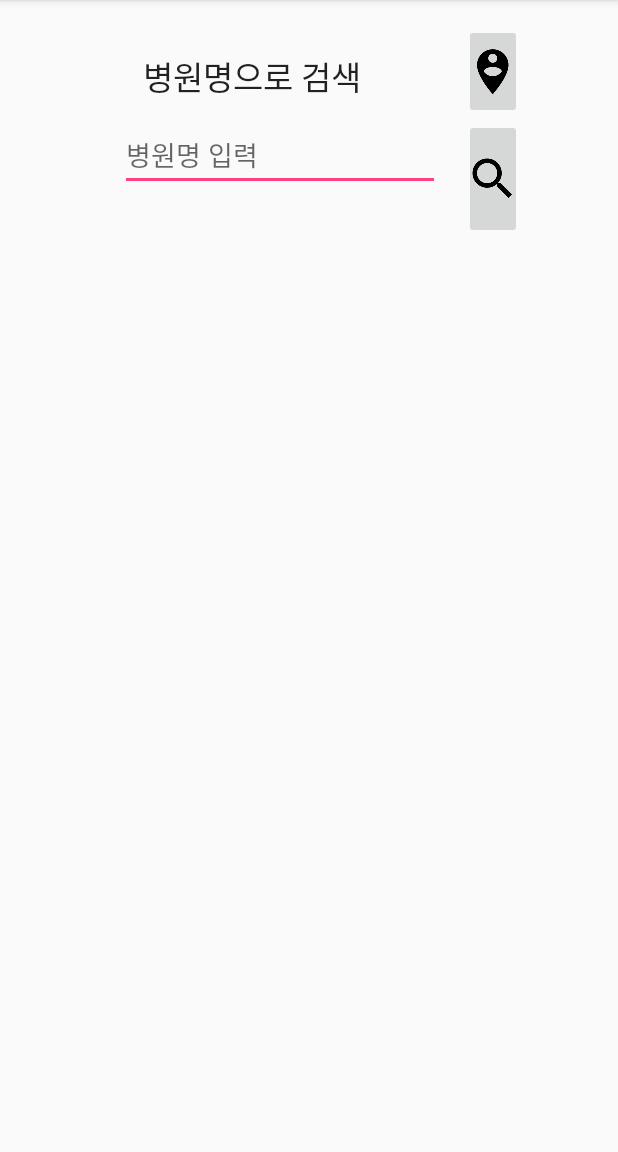
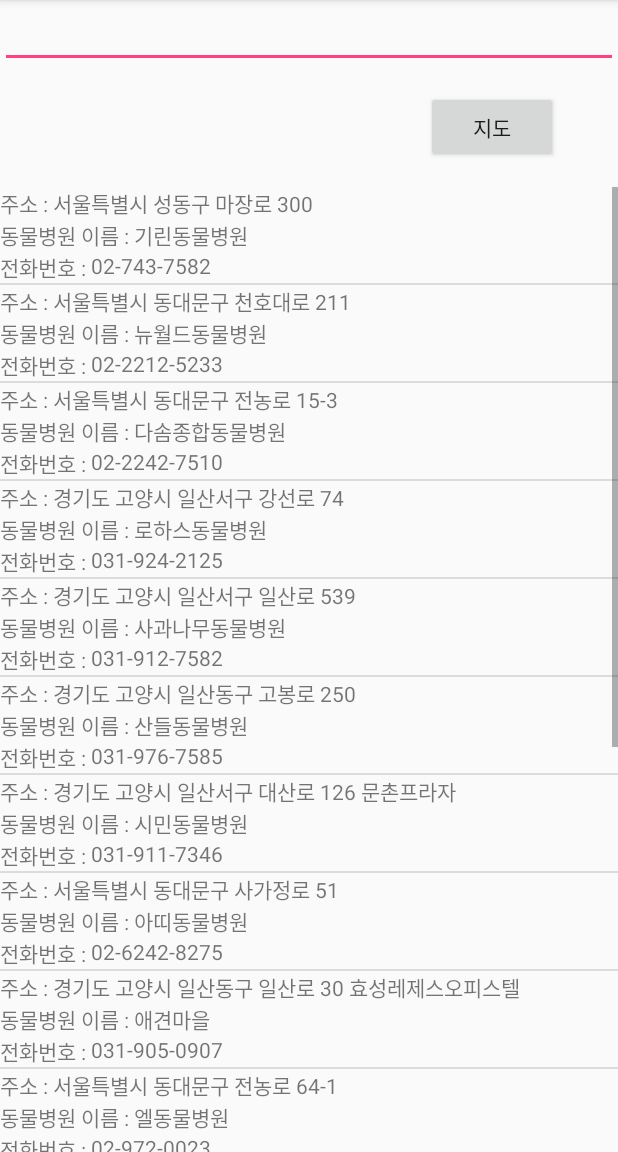
Before and after one commit to TakoJ/priend, an Android app: the VetActivity screen opened directly, with no data from a screen before it, on a phone screen of 412 x 824 dp, the part 84-1236 px from its top. Run offline under Robolectric (Android 15) with nearby library versions, the phone set to English and light mode, and no system bars.

Commit message:
finishes vet searching, 디자인만 손보면 됩니다

```diff
--- a/app/src/main/java/com/example/management/VetActivity.java
+++ b/app/src/main/java/com/example/management/VetActivity.java
@@ -1,7 +1,6 @@
 package com.example.management;
 
 import android.Manifest;
-import android.content.Context;
 import android.content.Intent;
 import android.content.pm.PackageManager;
 import android.os.Bundle;
@@ -9,21 +8,89 @@ import android.support.annotation.NonNull;
 import android.support.v4.app.ActivityCompat;
 import android.support.v4.content.ContextCompat;
 import android.support.v7.app.AppCompatActivity;
+import android.text.Editable;
+import android.text.TextWatcher;
 import android.view.View;
-import android.widget.ImageButton;
+import android.widget.Button;
+import android.widget.EditText;
+import android.widget.ListView;
+
+import java.util.ArrayList;
+import java.util.Locale;
 
 public class VetActivity extends AppCompatActivity {
-    ImageButton searchVetButton;
-    ImageButton mapButton;
-    private final Context context = this;
+
+    ListView list;
+    EditText editsearch;
+    String[] vetName;
+    String[] vetAddr;
+    String[] vetTel;
+    ArrayList<VetlistItem> arrayList= new ArrayList<>();
+    Button mapButton;
 
     @Override
     protected void onCreate(Bundle savedInstanceState) {
         super.onCreate(savedInstanceState);
-        setContentView(R.layout.activity_search);
+        setContentView(R.layout.activity_vet);
 
-        searchVetButton = (ImageButton) findViewById(R.id.SearchVetButton);
-        mapButton = (ImageButton) findViewById(R.id.mapButton);
+        mapButton = (Button) findViewById(R.id.mapButton);
+
+        //generate sample data
+        vetName = new String[]{ "기린동물병원","뉴월드동물병원","다솜종합동물병원","로하스동물병원","사과나무동물병원",
+                "산들동물병원","시민동물병원","아띠동물병원","애견마을","엘동물병원","이용철동물병원","일산제일동물병원",
+                "제연동물병원","초원동물병원","한사랑동물병원","한양동물메디컬센터","LC동물메디컬센터"};
+
+        vetAddr = new String[]{"서울특별시 성동구 마장로 300", "서울특별시 동대문구 천호대로 211",
+                "서울특별시 동대문구 전농로 15-3", "경기도 고양시 일산서구 강선로 74 ","경기도 고양시 일산서구 일산로 539",
+                "경기도 고양시 일산동구 고봉로 250","경기도 고양시 일산서구 대산로 126 문촌프라자",
+                "서울특별시 동대문구 사가정로 51","경기도 고양시 일산동구 일산로 30 효성레제스오피스텔","서울특별시 동대문구 전농로 64-1"
+                ,"서울특별시 동대문구 고산자로 391","경기도 고양시 일산서구 고양대로 692","경기도 고양시 일산서구 일산동 1065-123",
+                "서울특별시 동대문구 답십리로 77","경기도 고양시 일산서구 일산로 589 현대프라자","서울특별시 성북구 성북로 27 동방빌딩",
+                "서울특별시 성동구 왕십리로 282","서울특별시 성동구 천호대로 288"};
+
+        vetTel= new String[] {"02-743-7582", "02-2212-5233", "02-2242-7510", "031-924-2125",
+                "031-912-7582","031-976-7585","031-911-7346","02-6242-8275","031-905-0907","02-972-0023","02-3295-3927"
+                ,"031-975-1475","031-913-7266","02-2242-7975","031-911-8766","02-743-7582","02-2281-5200",
+                "02-3394-7530"};
+        list = (ListView) findViewById(R.id.vetList);
+
+        for (int i = 0; i < vetName.length; i++) {
+            VetlistItem item = new VetlistItem(vetAddr[i], vetName[i], vetTel[i]);
+            //bind all strings into an array
+            arrayList.add(item);
+        }
+
+        //pass result to adapter class
+        final VetlistAdapter adapter = new VetlistAdapter(this, arrayList);
+
+        //bind the adapter to the listview
+        list.setAdapter(adapter);
+
+        //Locate the edittext in listview xml
+        editsearch = (EditText) findViewById(R.id.listSearch);
+
+        //capture text in edittext
+        editsearch.addTextChangedListener(new TextWatcher() {
+            @Override
+            public void beforeTextChanged(CharSequence s, int start, int count, int after) {
+            }
+
+            @Override
+            public void onTextChanged(CharSequence s, int start, int before, int count) {
+            }
+
+            @Override
+            public void afterTextChanged(Editable s) {
+                String text = editsearch.getText().toString().toLowerCase(Locale.getDefault());
+                if (text.length()>0){
+                    adapter.filter(text);
+                }
+                else{
+                    final VetlistAdapter initadapter = new VetlistAdapter(getApplicationContext(), arrayList);
+                    list.setAdapter(initadapter);
+                }
+            }
+        });
 
         //permission code for android version 6.0
 
@@ -38,22 +105,15 @@ public class VetActivity extends AppCompatActivity {
             ActivityCompat.requestPermissions(this, new String[]{Manifest.permission.ACCESS_FINE_LOCATION}, 10);
         }
 
-        searchVetButton.setOnClickListener(new View.OnClickListener() {
-            @Override
-            public void onClick(View view) {
-                Intent intent = new Intent(context, VetlistActivity.class);
-                startActivity(intent);
-            }
-        });
-
         mapButton.setOnClickListener(new View.OnClickListener() {
             @Override
             public void onClick(View view) {
-                Intent intent = new Intent(context, mapActivity.class);
+                Intent intent = new Intent(getApplicationContext(), mapActivity.class);
                 startActivity(intent);
             }
         });
     }
+
 
     //set the permission
     @Override
@@ -67,4 +127,5 @@ public class VetActivity extends AppCompatActivity {
             return;
         }
     }
+
 }
--- a/app/src/main/java/com/example/management/VetlistAdapter.java
+++ b/app/src/main/java/com/example/management/VetlistAdapter.java
@@ -1,37 +1,52 @@
 package com.example.management;
 
+/**
+ * Created by Chaewon on 2017-06-08.
+ */
+
 import android.content.Context;
+import android.content.Intent;
 import android.view.LayoutInflater;
 import android.view.View;
+import android.view.View.OnClickListener;
 import android.view.ViewGroup;
 import android.widget.BaseAdapter;
 import android.widget.TextView;
 
 import java.util.ArrayList;
-
-/**
- * Created by Chaewon on 2017-05-18.
- */
+import java.util.List;
+import java.util.Locale;
 
 public class VetlistAdapter extends BaseAdapter {
-    private LayoutInflater listInflater;
-    private ArrayList<VetlistItem> data;
-    private int layout;
 
-    public VetlistAdapter(Context context, int layout, ArrayList<VetlistItem> data){
-        this.listInflater= (LayoutInflater) context.getSystemService(Context.LAYOUT_INFLATER_SERVICE);
-        this.data= data;
-        this.layout= layout;
-    } //constructer of this class
+    //declare variables
+    Context mcontext;
+    LayoutInflater inflater;
+    private List<VetlistItem> items= null;
+    private ArrayList<VetlistItem> arrayList;
+
+    public VetlistAdapter(Context context, List<VetlistItem> item){
+        mcontext= context;
+        this.items= item;
+        inflater= LayoutInflater.from(mcontext);
+        this.arrayList= new ArrayList<>();
+        this.arrayList.addAll(item);
+    }
+
+    public class ViewHolder{
+        TextView vetName;
+        TextView vetAddr;
+        TextView vetTel;
+    }
 
     @Override
     public int getCount(){
-        return data.size();
-    } //return the number of data used in Adapter
+        return items.size();
+    }
 
     @Override
-    public String getItem(int position){
-        return data.get(position).getName();
+    public VetlistItem getItem(int position){
+        return items.get(position);
     }
 
     @Override
@@ -39,27 +54,53 @@ public class VetlistAdapter extends BaseAdapter {
         return position;
     }
 
-    @Override
-    public View getView(int position, View convertView, ViewGroup parent) {
-        if (convertView == null) {
-            convertView = listInflater.inflate(layout, parent, false);
-        } //return the view usd for print out data in the exact position
+    public View getView(final int position, View view, ViewGroup parent){
+        final ViewHolder holder;
+        if (view==null){
+            holder= new ViewHolder();
+            view= inflater.inflate(R.layout.vetlist_item, null);
+            //locate textviews into vetlist_itemxml
+            holder.vetName= (TextView) view.findViewById(R.id.vetName);
+            holder.vetAddr= (TextView) view.findViewById(R.id.vetAddr);
+            holder.vetTel= (TextView) view.findViewById(R.id.vetTel);
+            view.setTag(holder);
+        }
+        else{
+            holder= (ViewHolder) view.getTag();
+        }
+        //set the results into textviews
+        holder.vetName.setText(items.get(position).getName());
+        holder.vetAddr.setText(items.get(position).getAddr());
+        holder.vetTel.setText(items.get(position).getTel());
 
-        VetlistItem listviewitem = data.get(position);
-
-        TextView name = (TextView) convertView.findViewById(R.id.VetName);
-        name.setText(listviewitem.getName());
-
-        return convertView;
-    }
-    public void addItem(String name, String addr, String tel){
-        VetlistItem item= new VetlistItem();
-
-        item.setName(name);
-        item.setAddr(addr);
-        item.setTel(tel);
-
-        data.add(item);
+        view.setOnClickListener(new OnClickListener() {
+            @Override
+            public void onClick(View v) {
+                Intent intent= new Intent(mcontext, VetInfoActivity.class);
+                intent.putExtra("vetName", (items.get(position).getName()));
+                intent.putExtra("vetAddress", (items.get(position).getAddr()));
+                intent.putExtra("vetTel", (items.get(position).getTel()));
+                mcontext.startActivity(intent);
+            }
+        });
+        return view;
     }
 
+    //filter class
+
+    public void filter(String charText){
+        charText= charText.toLowerCase(Locale.getDefault());
+        items.clear();
+        if (charText.length()==0){
+            items.addAll(arrayList);
+        }
+        else{
+            for (VetlistItem item: arrayList){
+                if (item.getAddr().toLowerCase(Locale.getDefault()).contains(charText)){
+                    items.add(item);
+                }
+            }
+        }
+        notifyDataSetChanged();
+    }
 }
--- a/app/src/main/java/com/example/management/VetlistItem.java
+++ b/app/src/main/java/com/example/management/VetlistItem.java
@@ -1,42 +1,27 @@
 package com.example.management;
 
 /**
- * Created by Chaewon on 2017-05-31.
+ * Created by Chaewon on 2017-06-08.
  */
 
 public class VetlistItem {
-    private String VetName;
-    private String VetAddress;
-    private String VetTel;
+    private String vetName;
+    private String vetAddr;
+    private String vetTel;
 
-    //constructer of the VetlistItem class.
-    /*public VetlistItem(String name) {
-        super();
-        this.VetName = name;
-        }
-        */
+    public VetlistItem(String vetName, String vetAddr, String vetTel){
+        this.vetName= vetName;
+        this.vetAddr= vetAddr;
+        this.vetTel= vetTel;
+    }
 
-    public String getName() {
-        return VetName;
-    } //return the name of the veterinary
-
-    public void setName(String name) {
-        this.VetName = name;
-    }// store the name of the veterinary
+    public String getName(){
+        return this.vetName;
+    }
 
     public String getAddr(){
-        return VetAddress;
+        return this.vetAddr;
     }
 
-    public void setAddr(String addr){
-        this.VetAddress= addr;
-    }
-
-    public String getTel(){
-        return VetTel;
-    }
-
-    public void setTel(String tel){
-        this.VetTel= tel;
-    }
+    public String getTel(){return this.vetTel;}
 }
--- a/app/src/main/res/layout/activity_search.xml
+++ /dev/null
@@ -1,62 +0,0 @@
-<?xml version="1.0" encoding="utf-8"?>
-<RelativeLayout xmlns:android="http://schemas.android.com/apk/res/android"
-    xmlns:app="http://schemas.android.com/apk/res-auto"
-    xmlns:tools="http://schemas.android.com/tools"
-    android:id="@+id/activity_search"
-    android:layout_width="match_parent"
-    android:layout_height="match_parent"
-    android:paddingBottom="16dp"
-    android:paddingLeft="64dp"
-    android:paddingRight="64dp"
-    android:paddingTop="16dp"
-    tools:context="com.example.management.VetActivity">
-
-    <TextView
-        android:text="병원명으로 검색"
-        android:layout_width="wrap_content"
-        android:layout_height="wrap_content"
-        android:layout_marginLeft="31dp"
-        android:layout_marginStart="31dp"
-        android:layout_marginTop="18dp"
-        android:id="@+id/SearchVet"
-        android:layout_alignParentTop="true"
-        android:layout_alignParentLeft="true"
-        android:layout_alignParentStart="true"
-        android:textAppearance="@android:style/TextAppearance.DeviceDefault.Large" />
-
-    <EditText
-        android:layout_width="wrap_content"
-        android:layout_height="wrap_content"
-        android:inputType="textPersonName"
-        android:ems="10"
-        android:layout_marginLeft="16dp"
-        android:layout_marginStart="16dp"
-        android:layout_marginTop="12dp"
-        android:id="@+id/SearchVetName"
-        android:hint="병원명 입력"
-        android:layout_below="@+id/SearchVet"
-        android:layout_alignParentLeft="true"
-        android:layout_alignParentStart="true" />
-
-    <ImageButton
-        android:layout_width="80dp"
-        android:layout_height="80dp"
-        app:srcCompat="@android:drawable/ic_menu_search"
-        android:layout_alignTop="@+id/SearchVetName"
-        android:layout_toRightOf="@+id/SearchVetName"
-        android:layout_toEndOf="@+id/SearchVetName"
-        android:layout_marginLeft="16dp"
-        android:layout_marginStart="16dp"
-        android:id="@+id/SearchVetButton"
-        android:src="@mipmap/ic_search_black_36dp"/>
-
-    <ImageButton
-        android:layout_width="80dp"
-        android:layout_height="80dp"
-        app:srcCompat="@android:drawable/ic_menu_mapmode"
-        android:layout_above="@+id/SearchVetButton"
-        android:layout_alignLeft="@+id/SearchVetButton"
-        android:layout_alignStart="@+id/SearchVetButton"
-        android:id="@+id/mapButton"
-        android:src="@mipmap/ic_person_pin_circle_black_36dp"/>
-</RelativeLayout>
--- /dev/null
+++ b/app/src/main/res/layout/activity_vet.xml
@@ -0,0 +1,40 @@
+<?xml version="1.0" encoding="utf-8"?>
+<RelativeLayout
+    xmlns:android="http://schemas.android.com/apk/res/android"
+    xmlns:app="http://schemas.android.com/apk/res-auto"
+    xmlns:tools="http://schemas.android.com/tools"
+    android:layout_width="match_parent"
+    android:layout_height="match_parent"
+    tools:context="com.example.management.VetActivity">
+
+
+    <EditText
+            android:id="@+id/listSearch"
+            android:layout_width="fill_parent"
+            android:layout_height="wrap_content"
+            android:layout_alignParentLeft="true"
+            android:layout_alignParentStart="true" />
+        <ListView
+            android:id="@+id/vetList"
+            android:layout_width="fill_parent"
+            android:layout_height="fill_parent"
+            android:textFilterEnabled="true"
+            android:layout_marginTop="16dp"
+            android:layout_below="@+id/mapButton"
+            android:layout_alignParentLeft="true"
+            android:layout_alignParentStart="true" />
+    <Button
+        android:id="@+id/mapButton"
+        android:layout_height="wrap_content"
+        android:layout_width="wrap_content"
+        android:text="지도"
+        tools:layout_editor_absoluteY="127dp"
+        tools:layout_editor_absoluteX="264dp"
+        android:layout_marginRight="40dp"
+        android:layout_marginEnd="40dp"
+        android:layout_below="@+id/listSearch"
+        android:layout_alignParentRight="true"
+        android:layout_alignParentEnd="true"
+        android:layout_marginTop="15dp" />
+
+</RelativeLayout>
--- /dev/null
+++ b/app/src/main/res/layout/vetlist_item.xml
@@ -0,0 +1,47 @@
+<?xml version="1.0" encoding="utf-8"?>
+<RelativeLayout xmlns:android="http://schemas.android.com/apk/res/android"
+    android:layout_width="fill_parent"
+    android:layout_height="fill_parent" >
+
+    <TextView
+        android:id="@+id/namelabel"
+        android:layout_width="wrap_content"
+        android:layout_height="wrap_content"
+        android:text="@string/addrlabel"/>
+
+    <TextView
+        android:id="@+id/vetName"
+        android:layout_width="wrap_content"
+        android:layout_height="wrap_content"
+        android:layout_toRightOf="@+id/namelabel" />
+
+    <TextView
+    android:id="@+id/addrlabel"
+    android:layout_width="wrap_content"
+    android:layout_height="wrap_content"
+    android:layout_below="@+id/namelabel"
+    android:text="@string/namelabel"
+    />
+
+    <TextView
+        android:id="@+id/vetAddr"
+        android:layout_width="wrap_content"
+        android:layout_height="wrap_content"
+        android:layout_below="@+id/vetName"
+        android:layout_toRightOf="@+id/addrlabel" />
+
+    <TextView
+        android:id="@+id/tellabel"
+        android:layout_width="wrap_content"
+        android:layout_height="wrap_content"
+        android:layout_below="@+id/addrlabel"
+        android:text="@string/tellabel"
+        />
+    <TextView
+        android:id="@+id/vetTel"
+        android:layout_width="wrap_content"
+        android:layout_height="wrap_content"
+        android:layout_below="@+id/vetAddr"
+        android:layout_toRightOf="@+id/tellabel" />
+
+</RelativeLayout>
--- a/app/src/main/res/values/strings.xml
+++ b/app/src/main/res/values/strings.xml
@@ -7,4 +7,7 @@
     <string name="heading_recent">최근 글</string>
     <string name="heading_my_posts">내 글</string>
     <string name="heading_my_top_posts">My Top Posts</string>
+    <string name="namelabel">"동물병원 이름 : "</string>
+    <string name="addrlabel">"주소 : "</string>
+    <string name="tellabel">"전화번호 : "</string>
 </resources>
```
Also changed, not shown: app/src/main/AndroidManifest.xml (+3 -4 lines), app/src/main/java/com/example/management/VetInfoActivity.java (added, +46 -0 lines), app/src/main/java/com/example/management/VetlistActivity.java (deleted, +0 -60 lines), app/src/main/java/com/example/management/mapActivity.java (+21 -14 lines), app/src/main/java/com/example/management/vetDetailActivity.java (deleted, +0 -52 lines), app/src/main/res/layout/activity_list_layout.xml (deleted, +0 -18 lines), app/src/main/res/layout/activity_vet_detail.xml (deleted, +0 -33 lines), app/src/main/res/layout/activity_vetdetail.xml (added, +46 -0 lines), app/src/main/res/layout/activity_vetlist.xml (deleted, +0 -11 lines).
